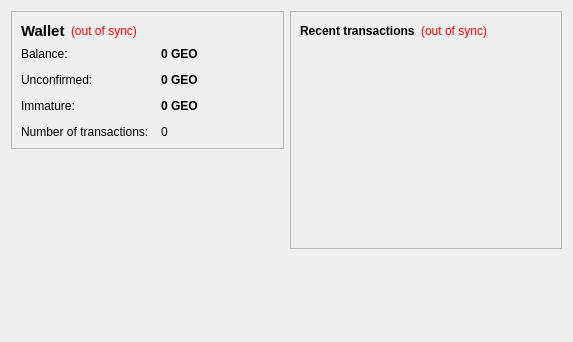
This is src/qt/forms/overviewpage.ui in Cryptonocoin/Eurocoin as Qt 5 draws it before an edit. The edited form follows.
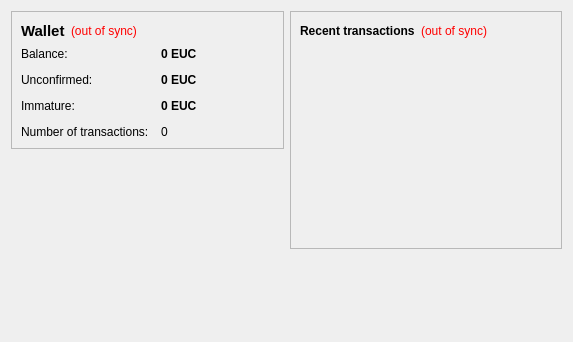
This is the edited form.

```diff
--- a/src/qt/forms/overviewpage.ui
+++ b/src/qt/forms/overviewpage.ui
@@ -105,7 +105,7 @@
              <string>Your current balance</string>
             </property>
             <property name="text">
-             <string notr="true">0 GEO</string>
+             <string notr="true">0 EUC</string>
             </property>
             <property name="textInteractionFlags">
              <set>Qt::LinksAccessibleByMouse|Qt::TextSelectableByKeyboard|Qt::TextSelectableByMouse</set>
@@ -134,7 +134,7 @@
              <string>Total of transactions that have yet to be confirmed, and do not yet count toward the current balance</string>
             </property>
             <property name="text">
-             <string notr="true">0 GEO</string>
+             <string notr="true">0 EUC</string>
             </property>
             <property name="textInteractionFlags">
              <set>Qt::LinksAccessibleByMouse|Qt::TextSelectableByKeyboard|Qt::TextSelectableByMouse</set>
@@ -177,7 +177,7 @@
              <string>Mined balance that has not yet matured</string>
             </property>
             <property name="text">
-             <string notr="true">0 GEO</string>
+             <string notr="true">0 EUC</string>
             </property>
             <property name="textInteractionFlags">
              <set>Qt::LinksAccessibleByMouse|Qt::TextSelectableByKeyboard|Qt::TextSelectableByMouse</set>
```
